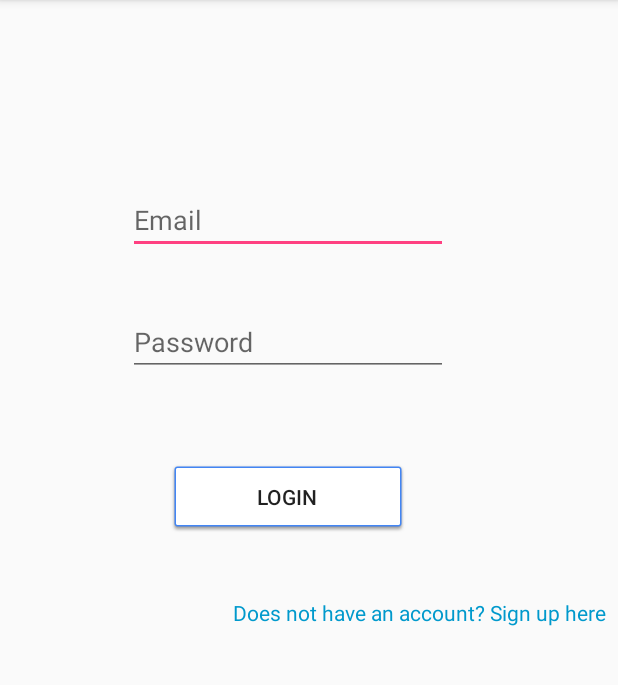
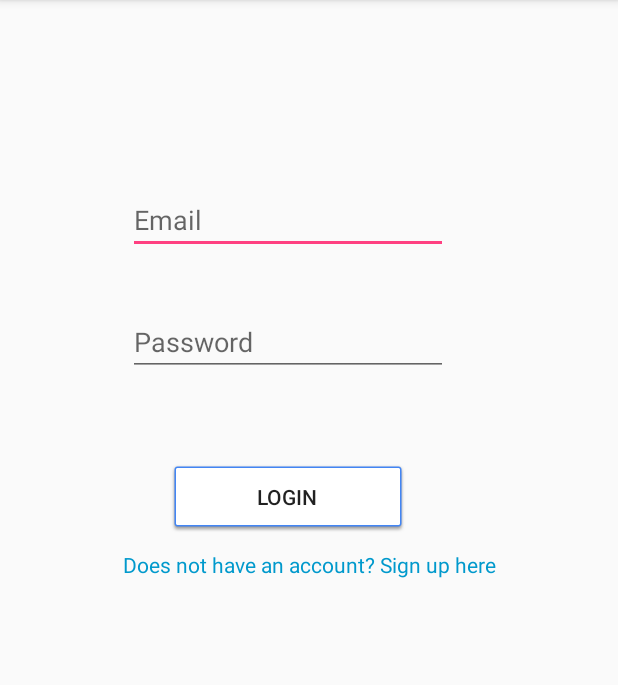
Before and after one commit to xiaoxiuzhe/CSCI3130-PROJECT, an Android app: the screen it shows after launch (Login), on a phone screen of 412 x 824 dp, the part 84-769 px from its top. Run offline under Robolectric (Android 15) with nearby library versions, the phone set to English and light mode, and no system bars; our stand-ins replace Firebase (no records; nobody signed in at launch, a user with empty details on screens opened directly).

Commit message:
add UI logic

```diff
--- a/app/src/main/res/layout/activity_login.xml
+++ b/app/src/main/res/layout/activity_login.xml
@@ -54,21 +54,16 @@
         android:id="@+id/textViewSignUp"
         android:layout_width="271dp"
         android:layout_height="26dp"
-        android:layout_marginBottom="8dp"
-        android:layout_marginEnd="8dp"
-        android:layout_marginStart="144dp"
-        android:layout_marginTop="40dp"
+        android:layout_marginTop="8dp"
         android:clickable="true"
         android:focusable="true"
         android:gravity="center"
         android:text="Does not have an account? Sign up here"
         android:textColor="@android:color/holo_blue_dark"
         android:textColorLink="@color/colorPrimary"
-        app:layout_constraintBottom_toBottomOf="parent"
         app:layout_constraintEnd_toEndOf="parent"
-        app:layout_constraintHorizontal_bias="0.007"
+        app:layout_constraintHorizontal_bias="0.5"
         app:layout_constraintStart_toStartOf="parent"
-        app:layout_constraintTop_toBottomOf="@+id/loginButton"
-        app:layout_constraintVertical_bias="0.0" />
+        app:layout_constraintTop_toBottomOf="@+id/loginButton" />
 
 </android.support.constraint.ConstraintLayout>
```
